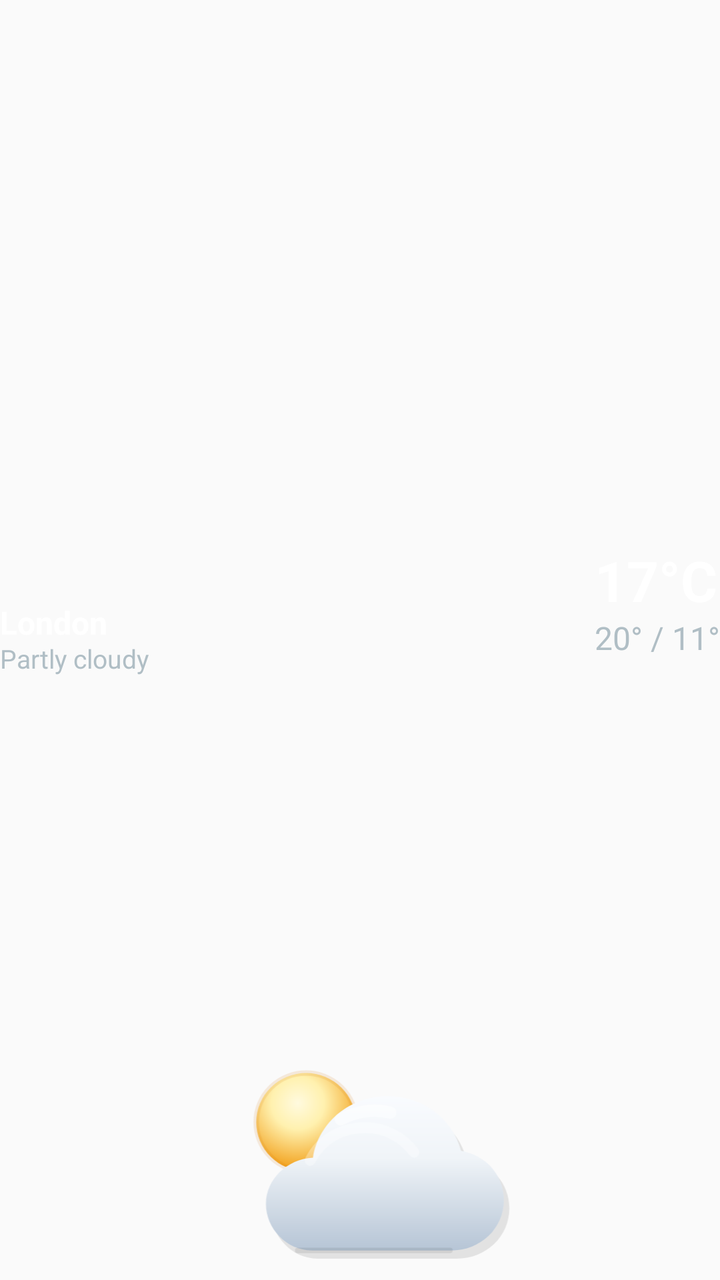
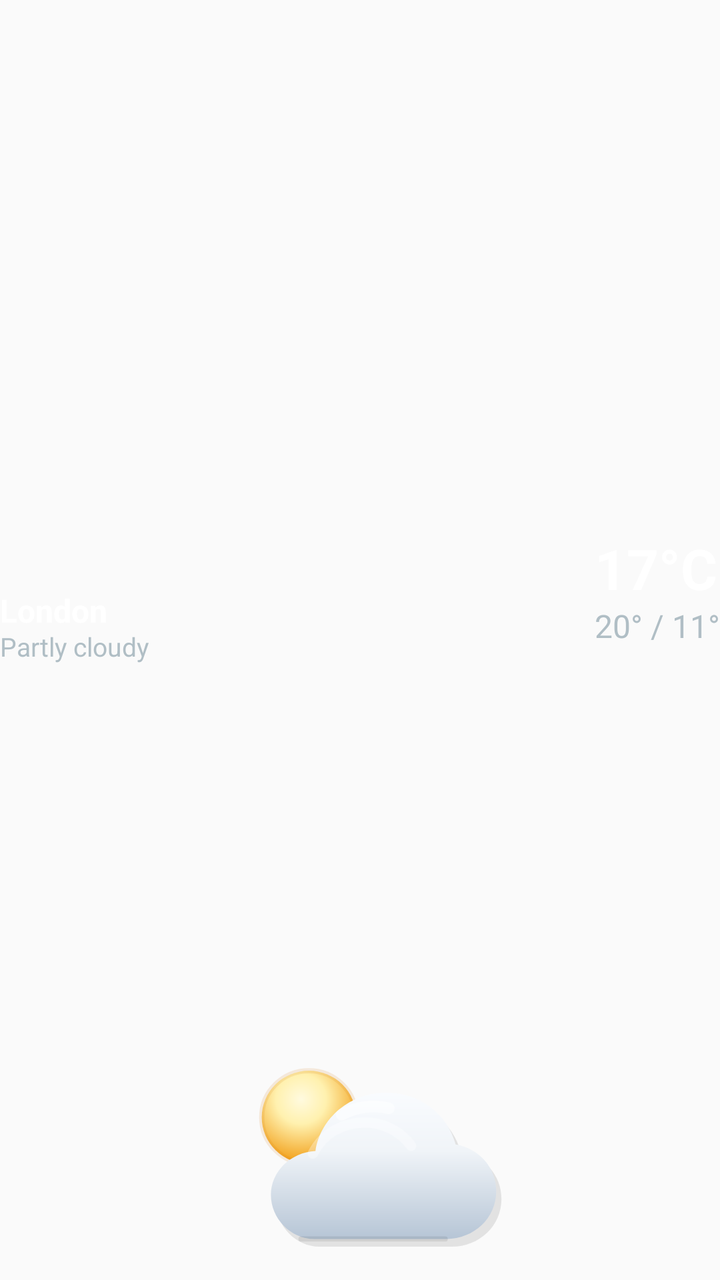

Two renders of the same Android screen: before a commit and after it. Below are the layout's source before the change and the commit's diff.
<!-- AndroidManifest.xml: application theme Theme.ClockWeatherWidget -->
<!-- res/layout/widget_weather_card_preview.xml -->
<?xml version="1.0" encoding="utf-8"?>
<FrameLayout xmlns:android="http://schemas.android.com/apk/res/android"
    xmlns:tools="http://schemas.android.com/tools"
    android:layout_width="match_parent"
    android:layout_height="wrap_content"
    android:minHeight="72dp"
    android:background="@android:color/transparent"
    android:clipChildren="false"
    android:clipToPadding="false"
    tools:ignore="HardcodedText">

    <ImageView
        android:layout_width="196dp"
        android:layout_height="126dp"
        android:layout_gravity="bottom|center_horizontal"
        android:paddingBottom="10dp"
        android:contentDescription="@null"
        android:scaleType="fitCenter"
        android:src="@drawable/ic_widget_weather_partly_cloudy_day" />

    
    <LinearLayout
        android:layout_width="wrap_content"
        android:layout_height="wrap_content"
        android:layout_gravity="start|center_vertical"
        android:orientation="vertical">

        <TextView
            android:layout_width="wrap_content"
            android:layout_height="wrap_content"
            android:ellipsize="end"
            android:includeFontPadding="false"
            android:maxWidth="132dp"
            android:maxLines="1"
            android:text="London"
            android:textColor="@color/widget_text_primary"
            android:textSize="16sp"
            android:textStyle="bold" />

        <TextView
            android:layout_width="wrap_content"
            android:layout_height="wrap_content"
            android:ellipsize="end"
            android:includeFontPadding="false"
            android:layout_marginTop="1dp"
            android:maxLines="1"
            android:text="Partly cloudy"
            android:textColor="@color/widget_text_secondary"
            android:textSize="13sp" />
    </LinearLayout>

    
    <LinearLayout
        android:layout_width="wrap_content"
        android:layout_height="wrap_content"
        android:layout_gravity="end|center_vertical"
        android:layout_marginBottom="18dp"
        android:orientation="vertical">

        <TextView
            android:layout_width="wrap_content"
            android:layout_height="wrap_content"
            android:gravity="end"
            android:includeFontPadding="false"
            android:text="17°C"
            android:textColor="@color/widget_text_primary"
            android:textSize="28sp"
            android:textStyle="bold" />

        <TextView
            android:layout_width="wrap_content"
            android:layout_height="wrap_content"
            android:layout_marginTop="2dp"
            android:gravity="end"
            android:includeFontPadding="false"
            android:text="20° / 11°"
            android:textColor="@color/widget_text_secondary"
            android:textSize="16sp" />
    </LinearLayout>
</FrameLayout>
<!-- resources referenced by this layout -->
<resources>
  <color name="widget_text_primary">#FFFFFF</color>
  <color name="widget_text_secondary">#B0BEC5</color>
  <!-- drawable ic_widget_weather_partly_cloudy_day: vector/xml drawable (drawable, 2734 chars, omitted) -->
  <style name="Theme.ClockWeatherWidget" parent="Theme.AppCompat.Light.NoActionBar">
          <item name="colorPrimary">@color/primary</item>
          <item name="android:statusBarColor">@color/primary</item>
      </style>
  <color name="primary">#1565C0</color>
</resources>

<!-- the commit's change to res/layout/widget_weather_card_preview.xml (unified diff, before → after) -->
@@ -13,7 +13,7 @@
         android:layout_width="196dp"
         android:layout_height="126dp"
         android:layout_gravity="bottom|center_horizontal"
-        android:paddingBottom="10dp"
+        android:paddingBottom="16dp"
         android:contentDescription="@null"
         android:scaleType="fitCenter"
         android:src="@drawable/ic_widget_weather_partly_cloudy_day" />
@@ -23,6 +23,7 @@
         android:layout_width="wrap_content"
         android:layout_height="wrap_content"
         android:layout_gravity="start|center_vertical"
+        android:layout_marginBottom="6dp"
         android:orientation="vertical">
 
         <TextView
@@ -54,7 +55,7 @@
         android:layout_width="wrap_content"
         android:layout_height="wrap_content"
         android:layout_gravity="end|center_vertical"
-        android:layout_marginBottom="18dp"
+        android:layout_marginBottom="24dp"
         android:orientation="vertical">
 
         <TextView
